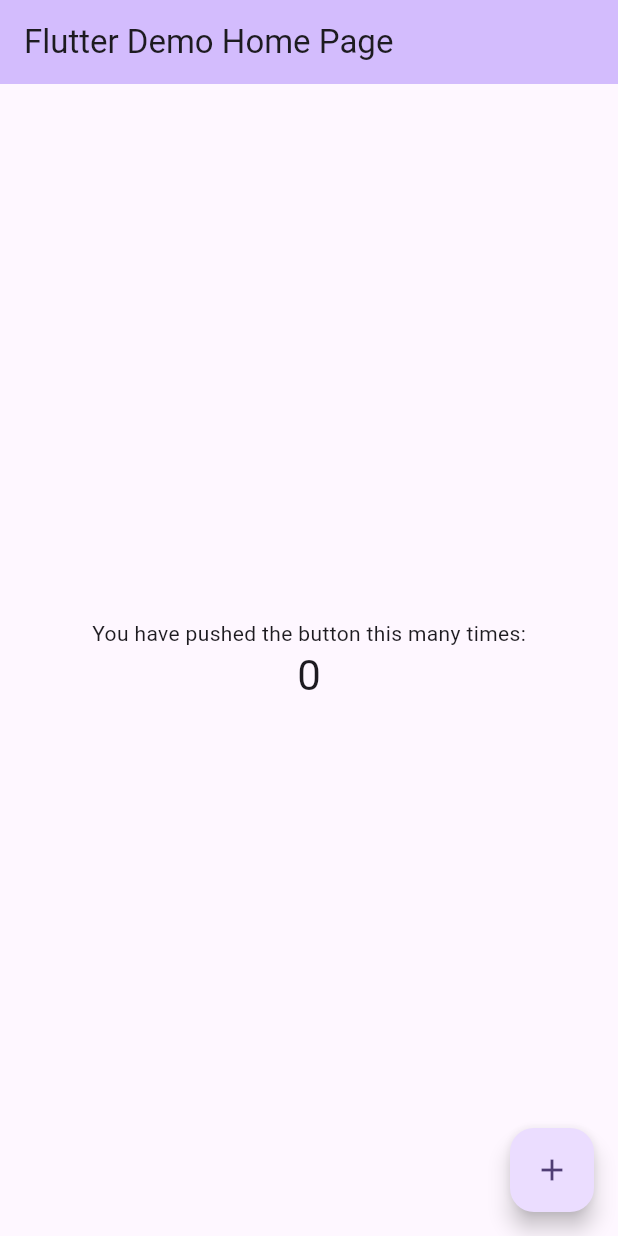
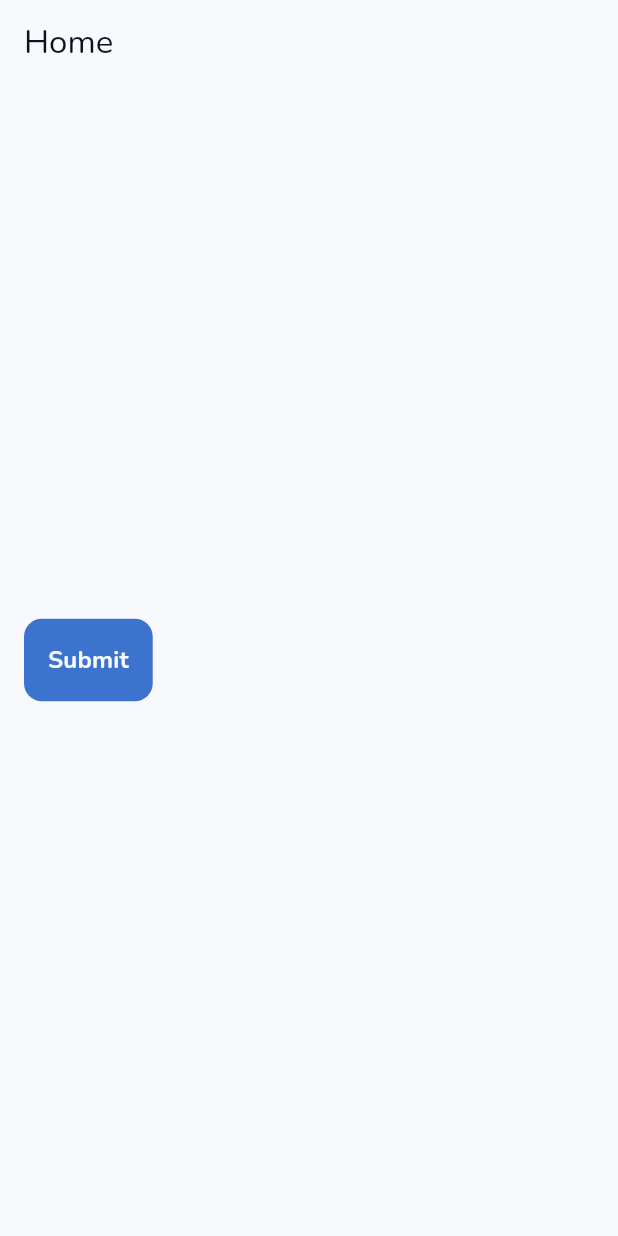
Before and after one commit to ThetMaung2002/simple_budget, a Flutter app: the screen it shows after launch, on a phone screen of 412 x 824 dp. Run offline on Flutter 3.47's test engine with Material 3 defaults, Android fonts, the phone set to English and light mode, and no system bars; our stand-ins replace google_fonts.

Commit message:
[feature]: Initial Setup finished.

```diff
--- /dev/null
+++ b/lib/Widgets/ui/button_ui.dart
@@ -0,0 +1,30 @@
+import 'package:flutter/material.dart';
+import 'package:simple_budget/Widgets/ui/text_ui.dart';
+import 'package:simple_budget/constants/padding.dart';
+
+class ButtonUI extends StatelessWidget {
+  const ButtonUI({super.key, required this.label, this.onPressed});
+
+  final String label;
+  final void Function()? onPressed;
+
+  @override
+  Widget build(BuildContext context) {
+    return TextButton(
+      style: TextButton.styleFrom(
+        padding: defaultSize,
+        backgroundColor: Theme.of(context).colorScheme.primary,
+        foregroundColor: Theme.of(context).colorScheme.onPrimary,
+        shape: RoundedRectangleBorder(
+          borderRadius: BorderRadius.circular(12),
+        ),
+      ),
+      onPressed: onPressed,
+      child: TextUI(
+        label: label,
+        size: 16,
+        weight: FontWeight.bold,
+      ),
+    );
+  }
+}
--- /dev/null
+++ b/lib/Widgets/ui/text_ui.dart
@@ -0,0 +1,29 @@
+import 'package:flutter/material.dart';
+import 'package:google_fonts/google_fonts.dart';
+
+class TextUI extends StatelessWidget {
+  const TextUI({
+    super.key,
+    required this.label,
+    this.size,
+    this.weight,
+    this.color,
+  });
+
+  final String label;
+  final double? size;
+  final FontWeight? weight;
+  final Color? color;
+
+  @override
+  Widget build(BuildContext context) {
+    return Text(
+      label,
+      style: GoogleFonts.nunito(
+        fontSize: size,
+        fontWeight: weight,
+        color: color,
+      ),
+    );
+  }
+}
--- /dev/null
+++ b/lib/constants/padding.dart
@@ -0,0 +1,3 @@
+import 'package:flutter/material.dart';
+
+const EdgeInsets defaultSize = EdgeInsets.all(16.0);
--- /dev/null
+++ b/lib/constants/string.dart
@@ -0,0 +1 @@
+const String home = "Home";
--- a/lib/main.dart
+++ b/lib/main.dart
@@ -1,125 +1,31 @@
 import 'package:flutter/material.dart';
+import 'package:provider/provider.dart';
+import 'package:simple_budget/page/home_page.dart';
+import 'package:simple_budget/providers/theme_provider/theme_provider.dart';
 
 void main() {
-  runApp(const MyApp());
+  runApp(ChangeNotifierProvider(
+    create: (context) => ThemeProvider(),
+    child: const MyApp(),
+  ));
 }
 
 class MyApp extends StatelessWidget {
   const MyApp({super.key});
 
-  // This widget is the root of your application.
   @override
   Widget build(BuildContext context) {
-    return MaterialApp(
-      title: 'Flutter Demo',
-      theme: ThemeData(
-        // This is the theme of your application.
-        //
-        // TRY THIS: Try running your application with "flutter run". You'll see
-        // the application has a purple toolbar. Then, without quitting the app,
-        // try changing the seedColor in the colorScheme below to Colors.green
-        // and then invoke "hot reload" (save your changes or press the "hot
-        // reload" button in a Flutter-supported IDE, or press "r" if you used
-        // the command line to start the app).
-        //
-        // Notice that the counter didn't reset back to zero; the application
-        // state is not lost during the reload. To reset the state, use hot
-        // restart instead.
-        //
-        // This works for code too, not just values: Most code changes can be
-        // tested with just a hot reload.
-        colorScheme: ColorScheme.fromSeed(seedColor: Colors.deepPurple),
-        useMaterial3: true,
+    return MultiProvider(
+      providers: [
+        ChangeNotifierProvider(
+          create: (context) => ThemeProvider(),
+        ),
+      ],
+      child: MaterialApp(
+        debugShowCheckedModeBanner: false,
+        home: const HomePage(),
+        theme: Provider.of<ThemeProvider>(context).themeData,
       ),
-      home: const MyHomePage(title: 'Flutter Demo Home Page'),
     );
   }
 }
-
-class MyHomePage extends StatefulWidget {
-  const MyHomePage({super.key, required this.title});
-
-  // This widget is the home page of your application. It is stateful, meaning
-  // that it has a State object (defined below) that contains fields that affect
-  // how it looks.
-
-  // This class is the configuration for the state. It holds the values (in this
-  // case the title) provided by the parent (in this case the App widget) and
-  // used by the build method of the State. Fields in a Widget subclass are
-  // always marked "final".
-
-  final String title;
-
-  @override
-  State<MyHomePage> createState() => _MyHomePageState();
-}
-
-class _MyHomePageState extends State<MyHomePage> {
-  int _counter = 0;
-
-  void _incrementCounter() {
-    setState(() {
-      // This call to setState tells the Flutter framework that something has
-      // changed in this State, which causes it to rerun the build method below
-      // so that the display can reflect the updated values. If we changed
-      // _counter without calling setState(), then the build method would not be
-      // called again, and so nothing would appear to happen.
-      _counter++;
-    });
-  }
-
-  @override
-  Widget build(BuildContext context) {
-    // This method is rerun every time setState is called, for instance as done
-    // by the _incrementCounter method above.
-    //
-    // The Flutter framework has been optimized to make rerunning build methods
-    // fast, so that you can just rebuild anything that needs updating rather
-    // than having to individually change instances of widgets.
-    return Scaffold(
-      appBar: AppBar(
-        // TRY THIS: Try changing the color here to a specific color (to
-        // Colors.amber, perhaps?) and trigger a hot reload to see the AppBar
-        // change color while the other colors stay the same.
-        backgroundColor: Theme.of(context).colorScheme.inversePrimary,
-        // Here we take the value from the MyHomePage object that was created by
-        // the App.build method, and use it to set our appbar title.
-        title: Text(widget.title),
-      ),
-      body: Center(
-        // Center is a layout widget. It takes a single child and positions it
-        // in the middle of the parent.
-        child: Column(
-          // Column is also a layout widget. It takes a list of children and
-          // arranges them vertically. By default, it sizes itself to fit its
-          // children horizontally, and tries to be as tall as its parent.
-          //
-          // Column has various properties to control how it sizes itself and
-          // how it positions its children. Here we use mainAxisAlignment to
-          // center the children vertically; the main axis here is the vertical
-          // axis because Columns are vertical (the cross axis would be
-          // horizontal).
-          //
-          // TRY THIS: Invoke "debug painting" (choose the "Toggle Debug Paint"
-          // action in the IDE, or press "p" in the console), to see the
-          // wireframe for each widget.
-          mainAxisAlignment: MainAxisAlignment.center,
-          children: <Widget>[
-            const Text(
-              'You have pushed the button this many times:',
-            ),
-            Text(
-              '$_counter',
-              style: Theme.of(context).textTheme.headlineMedium,
-            ),
-          ],
-        ),
-      ),
-      floatingActionButton: FloatingActionButton(
-        onPressed: _incrementCounter,
-        tooltip: 'Increment',
-        child: const Icon(Icons.add),
-      ), // This trailing comma makes auto-formatting nicer for build methods.
-    );
-  }
-}
--- /dev/null
+++ b/lib/page/home_page.dart
@@ -0,0 +1,31 @@
+import 'package:flutter/material.dart';
+import 'package:simple_budget/Widgets/ui/button_ui.dart';
+import 'package:simple_budget/Widgets/ui/text_ui.dart';
+import 'package:simple_budget/constants/string.dart';
+
+class HomePage extends StatelessWidget {
+  const HomePage({super.key});
+
+  @override
+  Widget build(BuildContext context) {
+    return Scaffold(
+      appBar: AppBar(
+        title: const TextUI(
+          label: home,
+        ),
+      ),
+      body: Padding(
+        padding: const EdgeInsets.all(16.0),
+        child: Column(
+          mainAxisAlignment: MainAxisAlignment.center,
+          children: [
+            ButtonUI(
+              label: "Submit",
+              onPressed: () {},
+            )
+          ],
+        ),
+      ),
+    );
+  }
+}
--- /dev/null
+++ b/lib/providers/theme_provider/theme_provider.dart
@@ -0,0 +1,27 @@
+import 'package:flutter/material.dart';
+import 'package:simple_budget/utils/theme/dark_theme.dart';
+import 'package:simple_budget/utils/theme/light_theme.dart';
+
+class ThemeProvider extends ChangeNotifier {
+  ThemeData _themeData = lightTheme;
+
+  ThemeData get themeData => _themeData;
+
+  bool isDarkMode = false;
+
+  set themeData(ThemeData themeData) {
+    _themeData = themeData;
+    notifyListeners();
+  }
+
+  void toggleTheme() {
+    if (_themeData == lightTheme) {
+      themeData = darkTheme;
+    } else {
+      themeData = themeData;
+    }
+  }
+
+  @override
+  dispose();
+}
--- /dev/null
+++ b/lib/utils/theme/dark_theme.dart
@@ -0,0 +1,24 @@
+import 'package:flutter/material.dart';
+import 'package:simple_budget/constants/theme_constants/light_theme_constants.dart';
+
+ThemeData darkTheme = ThemeData(
+  colorScheme: const ColorScheme.dark(
+    brightness: Brightness.dark,
+    background: backgroundColor,
+    onBackground: textColor,
+    primary: primaryColor,
+    onPrimary: primaryFgColor,
+    secondary: secondaryColor,
+    onSecondary: secondaryFgColor,
+    tertiary: accentColor,
+    onTertiary: accentFgColor,
+    surface: backgroundColor,
+    onSurface: textColor,
+    error: Brightness.dark == Brightness.light
+        ? Color(0xffB3261E)
+        : Color(0xffF2B8B5),
+    onError: Brightness.dark == Brightness.light
+        ? Color(0xffFFFFFF)
+        : Color(0xff601410),
+  ),
+);
--- /dev/null
+++ b/lib/utils/theme/light_theme.dart
@@ -0,0 +1,24 @@
+import 'package:flutter/material.dart';
+import 'package:simple_budget/constants/theme_constants/light_theme_constants.dart';
+
+ThemeData lightTheme = ThemeData(
+  colorScheme: const ColorScheme.light(
+    brightness: Brightness.light,
+    background: backgroundColor,
+    onBackground: textColor,
+    primary: primaryColor,
+    onPrimary: primaryFgColor,
+    secondary: secondaryColor,
+    onSecondary: secondaryFgColor,
+    tertiary: accentColor,
+    onTertiary: accentFgColor,
+    surface: backgroundColor,
+    onSurface: textColor,
+    error: Brightness.light == Brightness.light
+        ? Color(0xffB3261E)
+        : Color(0xffF2B8B5),
+    onError: Brightness.light == Brightness.light
+        ? Color(0xffFFFFFF)
+        : Color(0xff601410),
+  ),
+);
--- a/pubspec.yaml
+++ b/pubspec.yaml
@@ -35,6 +35,8 @@ dependencies:
   # The following adds the Cupertino Icons font to your application.
   # Use with the CupertinoIcons class for iOS style icons.
   cupertino_icons: ^1.0.6
+  google_fonts: ^6.2.1
+  provider: ^6.1.2
 
 dev_dependencies:
   flutter_test:
```
Also changed, not shown: lib/constants/theme_constants/dark_theme_constants.dart (added, +10 -0 lines), lib/constants/theme_constants/light_theme_constants.dart (added, +10 -0 lines), pubspec.lock, 10 other files.
